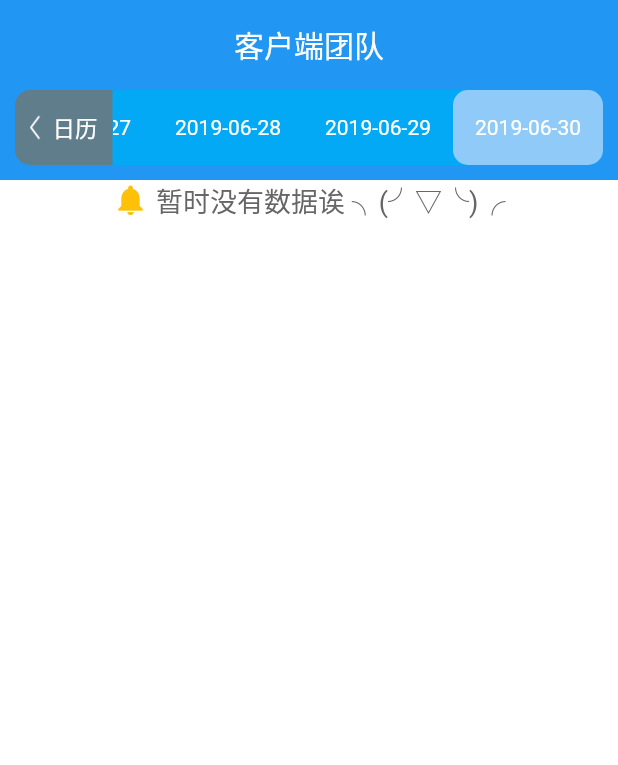
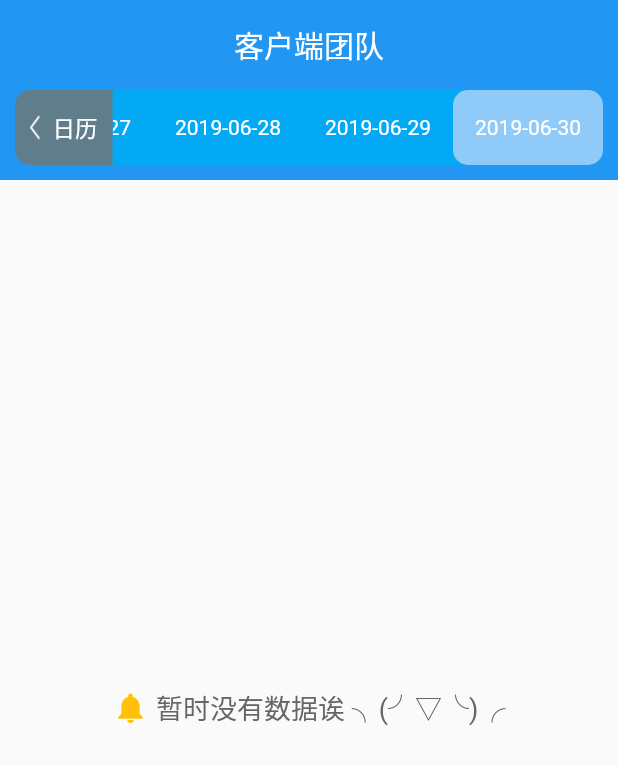
Before and after one commit to solopor/Mite, a Flutter app: the PageMeetingMoringList screen opened directly, on a phone screen of 412 x 824 dp. Shown: the top 765 px of the screen. Run offline on Flutter 3.47's test engine with Material 2 defaults, Android fonts, the phone set to English and light mode, and no system bars; our stand-ins replace sqflite; accounts and stored records are empty.

Commit message:
提示语居中展示

```diff
--- a/lib/page_meeting_moring_list.dart
+++ b/lib/page_meeting_moring_list.dart
@@ -44,7 +44,6 @@ class PageAState extends State<WidgetA> implements DbListener {
     _getData();
   }
 
-
   void _setDate(String date) {
     print("dxt-" + date + " last:${this.date}");
     String str = date.toString();
@@ -55,10 +54,9 @@ class PageAState extends State<WidgetA> implements DbListener {
     _getData();
   }
 
-
   void _getData() async {
     await DbActionImpl.queryAllRowsByTypeAndDate(
-            MeetingRecord.table, "MEETING_TYPE_MORNING",date)
+            MeetingRecord.table, "MEETING_TYPE_MORNING", date)
         .then((List<MeetingRecord> list) {
       setState(() {
         _list.removeRange(0, _list.length);
@@ -75,7 +73,6 @@ class PageAState extends State<WidgetA> implements DbListener {
   @override
   Widget build(BuildContext context) {
     return Container(
-        color: Colors.white,
         child: new Column(
           children: <Widget>[
             TitleView(),
@@ -86,7 +83,7 @@ class PageAState extends State<WidgetA> implements DbListener {
   }
 
   onDateChange(String date) {
-    this.date=date;
+    this.date = date;
     _getData();
   }
 
@@ -185,7 +182,12 @@ class NoDataWdg extends StatelessWidget {
 
   @override
   Widget build(BuildContext context) {
-    return Row(
+    return Expanded(
+      child: Flex(
+        direction: Axis.vertical,
+        mainAxisAlignment: MainAxisAlignment.center,
+        children: <Widget>[
+          Row(
             mainAxisAlignment: MainAxisAlignment.center,
             children: <Widget>[
               Icon(
@@ -200,6 +202,9 @@ class NoDataWdg extends StatelessWidget {
                 ),
               ),
             ],
+          ),
+        ],
+      ),
     );
   }
 }
```
Lines whose indentation alone changed are shown as unchanged.
